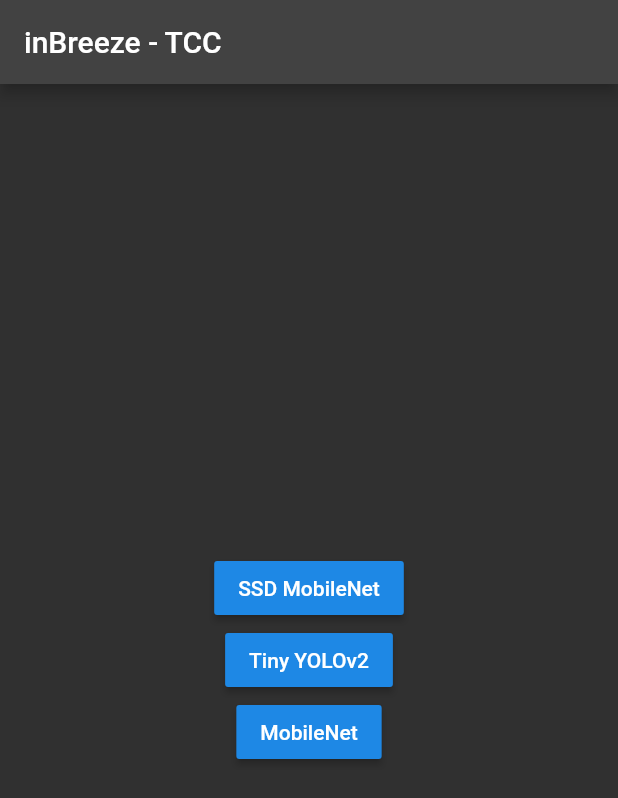
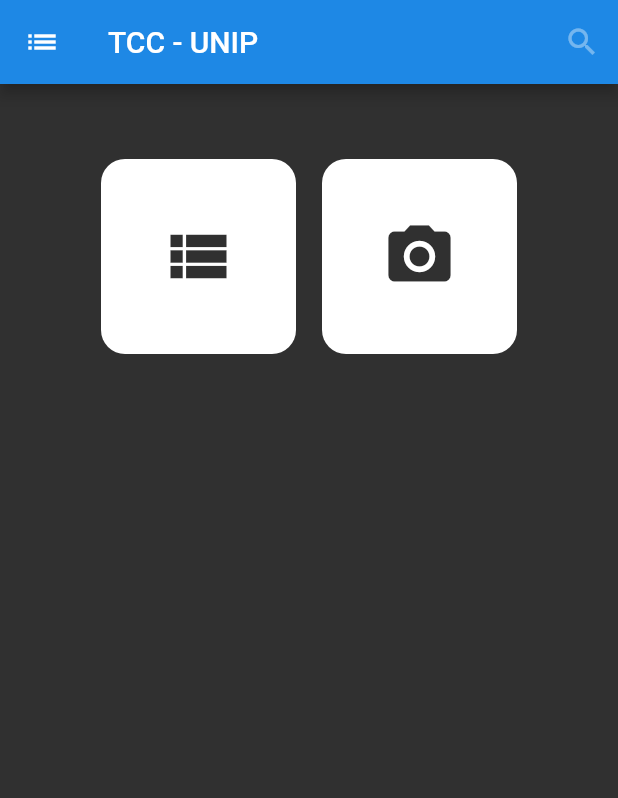
Before and after one commit to aspiregeovani/tcc_inbrezze, a Flutter app: the screen it shows after launch, on a phone screen of 412 x 824 dp. Shown: the top 798 px of the screen. Run offline on Flutter 3.47's test engine with Material 2 defaults, Android fonts, the phone set to English and light mode, and no system bars; our stand-ins replace camera; missing offline and left inert: tflite.

Commit message:
adicionando novos botões e app bar

```diff
--- a/lib/home.dart
+++ b/lib/home.dart
@@ -78,25 +78,54 @@ class _HomePageState extends State<HomePage> {
     Size screen = MediaQuery.of(context).size;
     return Scaffold(
       appBar: AppBar(
-        title: Text('inBreeze - TCC'),
+        title: Text('TCC - UNIP'),
+        backgroundColor: Colors.blue[600],
+        elevation: 4.0,
+        actions: [
+          IconButton(icon: Icon(Icons.search), onPressed: null),
+        ],
+        leading: Icon(Icons.list),
       ),
       body: _model == ""
-          ? Center(
-              child: Column(
-                mainAxisAlignment: MainAxisAlignment.center,
+          ? Container(
+              margin: const EdgeInsets.all(50),
+              width: 1000,
+              height: 130,
+              alignment: Alignment.center,
+              child: Row(
+                mainAxisAlignment: MainAxisAlignment.spaceEvenly,
                 children: <Widget>[
-                  RaisedButton(
-                    child: const Text(ssd),
-                    onPressed: () => onSelect(ssd),
-                  ),
-                  RaisedButton(
-                    child: const Text(yolo),
-                    onPressed: () => onSelect(yolo),
-                  ),
-                  RaisedButton(
-                    child: const Text(mobilenet),
-                    onPressed: () => onSelect(mobilenet),
-                  ),
+                  FlatButton(
+                      color: Colors.white,
+                      onPressed: () => {},
+                      shape: RoundedRectangleBorder(
+                          borderRadius: BorderRadius.all(Radius.circular(16))),
+                      padding: new EdgeInsets.all(40),
+                      child: Column(
+                        children: <Widget>[
+                          Icon(
+                            Icons.view_list,
+                            color: Colors.grey[850],
+                            size: 50.0,
+                          ),
+                        ],
+                      )),
+                  FlatButton(
+                      color: Colors.white,
+                      // child: const Text(mobilenet),
+                      onPressed: () => onSelect(ssd),
+                      shape: RoundedRectangleBorder(
+                          borderRadius: BorderRadius.all(Radius.circular(16))),
+                      padding: new EdgeInsets.all(40),
+                      child: Column(
+                        children: <Widget>[
+                          Icon(
+                            Icons.camera_alt,
+                            color: Colors.grey[850],
+                            size: 50.0,
+                          ),
+                        ],
+                      )),
                 ],
               ),
             )
--- a/lib/main.dart
+++ b/lib/main.dart
@@ -24,7 +24,6 @@ class MyApp extends StatelessWidget {
         brightness: Brightness.dark,
       ),
       home: HomePage(cameras),
-
     );
   }
 }
```
Also changed, not shown: 1 other file.
